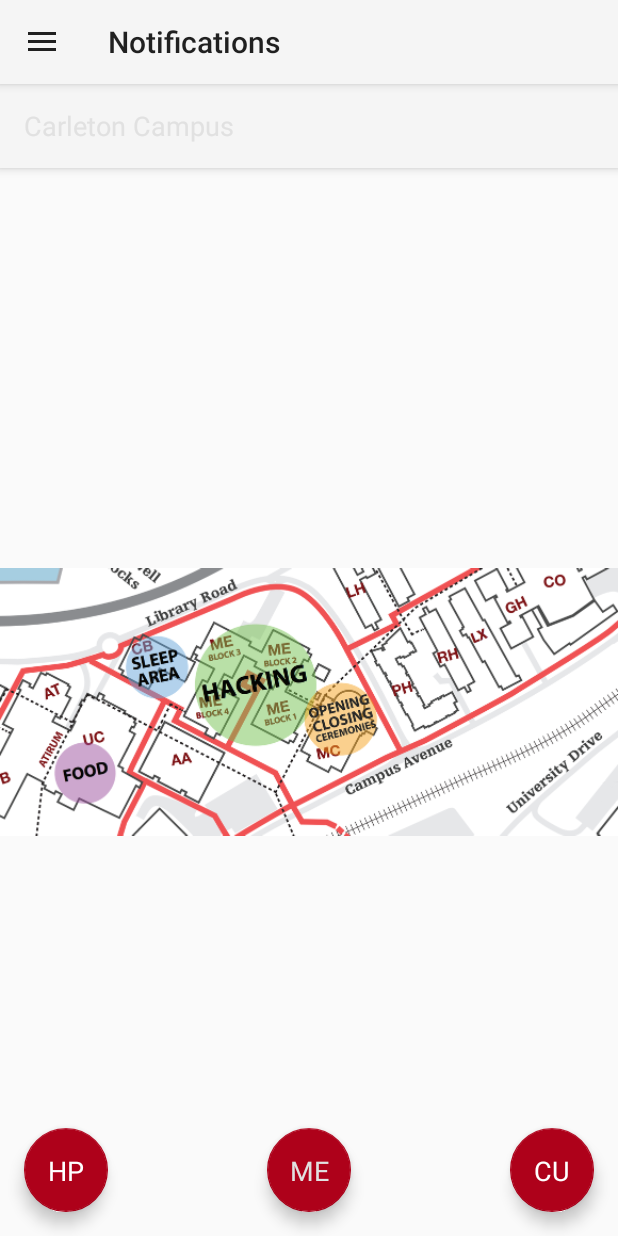
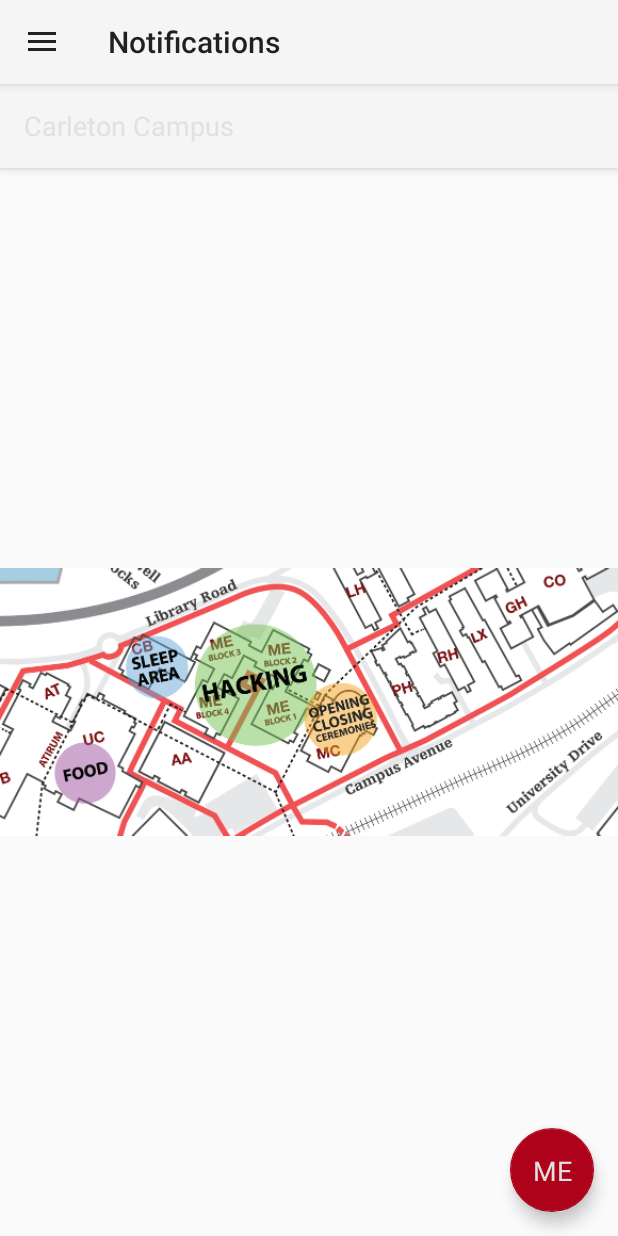
Before and after one commit to cuhacking/CUHackingApp, an Android app: the fragment MapFragment placed in its activity, after a tap on an icon or button, on a phone screen of 412 x 824 dp. Run offline under Robolectric (Android 15) with nearby library versions, the phone set to English and light mode, and no system bars; our stand-ins replace Volley; network calls fail; 1 statement that could not run was skipped; 2 other taps on this screen came first.

Commit message:
Removed HP button and changed button layout

```diff
--- a/App/app/src/main/java/ca/carleton/three_thousand_chore/comp3004/fragments/MapFragment.java
+++ b/App/app/src/main/java/ca/carleton/three_thousand_chore/comp3004/fragments/MapFragment.java
@@ -23,6 +23,7 @@
     FloatingActionButton me3;
     FloatingActionButton me4;
     FloatingActionButton cu;
+    TextView cuText;
     TextView me3Text;
     TextView me4Text;
     TextView toolbarText;
@@ -42,9 +43,20 @@
         me4 = v.findViewById(R.id.fabMeFloor4);
         cu = v.findViewById(R.id.fabCU);
         map = v.findViewById(R.id.map_image);
+        cuText = v.findViewById(R.id.cuText);
         me3Text = v.findViewById(R.id.meFloor3Text);
         me4Text = v.findViewById(R.id.meFloor4Text);
         toolbarText = v.findViewById(R.id.toolbarText);
+
+        cu.setOnClickListener(new View.OnClickListener() {
+            @Override
+            public void onClick(View view) {
+                cu.hide();
+                cuText.setVisibility(View.INVISIBLE);
+                map.setImageResource(R.mipmap.exterior_map);
+                toolbarText.setText("Carleton Campus");
+            }
+        });
 
         me.setOnClickListener(new View.OnClickListener() {
             @Override
@@ -61,7 +73,6 @@
                     me3Text.setVisibility(View.VISIBLE);
                     me4Text.setVisibility(View.VISIBLE);
                 }
-
             }
         });
 
@@ -71,6 +82,8 @@
                 map.setImageResource(R.mipmap.me4);
                 me3.hide();
                 me4.hide();
+                cu.show();
+                cuText.setVisibility(View.VISIBLE);
                 me3Text.setVisibility(View.INVISIBLE);
                 me4Text.setVisibility(View.INVISIBLE);
                 toolbarText.setText("Mackenzie 4th Floor");
@@ -83,18 +96,11 @@
                 map.setImageResource(R.mipmap.me3);
                 me3.hide();
                 me4.hide();
+                cu.show();
+                cuText.setVisibility(View.VISIBLE);
                 me3Text.setVisibility(View.INVISIBLE);
                 me4Text.setVisibility(View.INVISIBLE);
                 toolbarText.setText("Mackenzie 3rd Floor");
-            }
-        });
-
-        cu.setOnClickListener(new View.OnClickListener() {
-            @Override
-            public void onClick(View view) {
-                map.setImageResource(R.mipmap.exterior_map);
-                toolbarText.setText("Carleton Campus");
-
             }
         });
 
--- a/App/app/src/main/res/layout/activity_map.xml
+++ b/App/app/src/main/res/layout/activity_map.xml
@@ -36,46 +36,11 @@
     <include layout="@layout/content_map"
         android:id="@+id/include2" />
 
-
-    <android.support.design.widget.FloatingActionButton
-        android:id="@+id/fabCU"
-        android:layout_width="wrap_content"
-        android:layout_height="wrap_content"
-        android:layout_gravity="bottom|end"
-        android:layout_margin="@dimen/fab_margin"
-        app:backgroundTint="@color/colorPrimary" />
-
-    <TextView android:layout_height="wrap_content"
-        android:layout_width="wrap_content"
-        android:text="CU"
-        android:elevation="6dp"
-        android:textSize="18dp"
-        android:textColor="#fff"
-        app:layout_anchor="@id/fabCU"
-        app:layout_anchorGravity="center"/>
-
-    <android.support.design.widget.FloatingActionButton
-        android:id="@+id/fab2"
-        android:layout_width="wrap_content"
-        android:layout_height="wrap_content"
-        android:layout_gravity="bottom|left"
-        app:backgroundTint="@color/colorPrimary"
-        android:layout_margin="@dimen/fab_margin" />
-
-    <TextView android:layout_height="wrap_content"
-        android:layout_width="wrap_content"
-        android:text="HP"
-        android:elevation="6dp"
-        android:textSize="18dp"
-        android:textColor="#fff"
-        app:layout_anchor="@id/fab2"
-        app:layout_anchorGravity="center"/>
-
     <android.support.design.widget.FloatingActionButton
         android:id="@+id/fabME"
         android:layout_width="wrap_content"
         android:layout_height="wrap_content"
-        android:layout_gravity="bottom|center"
+        android:layout_gravity="bottom|end"
         app:backgroundTint="@color/colorPrimary"
         android:layout_margin="@dimen/fab_margin"/>
 
@@ -92,13 +57,13 @@
         android:id="@+id/fabMeFloor4"
         android:layout_width="wrap_content"
         android:layout_height="wrap_content"
-        android:layout_gravity="top|center"
+        android:layout_gravity="left|center"
         android:adjustViewBounds="false"
         android:visibility="invisible"
         app:backgroundTint="@color/colorPrimaryDark"
         app:fabSize="mini"
         app:layout_anchor="@id/fabME"
-        app:layout_anchorGravity="top|center" />
+        app:layout_anchorGravity="left|center" />
 
     <TextView android:layout_height="wrap_content"
         android:id="@+id/meFloor4Text"
@@ -115,12 +80,12 @@
         android:id="@+id/fabMeFloor3"
         android:layout_width="wrap_content"
         android:layout_height="wrap_content"
-        android:layout_gravity="top|center"
+        android:layout_gravity="left|center"
         android:visibility="invisible"
         app:backgroundTint="@color/colorPrimaryDark"
         app:fabSize="mini"
         app:layout_anchor="@id/fabMeFloor4"
-        app:layout_anchorGravity="top|center" />
+        app:layout_anchorGravity="left|center" />
 
     <TextView
         android:id="@+id/meFloor3Text"
@@ -134,4 +99,37 @@
         app:layout_anchor="@+id/fabMeFloor3"
         app:layout_anchorGravity="center"/>
 
+    <android.support.design.widget.FloatingActionButton
+        android:id="@+id/fab"
+        android:layout_width="wrap_content"
+        android:layout_height="wrap_content"
+        app:layout_anchor="@id/fabME"
+        android:visibility="invisible"
+        android:paddingTop="10dp"
+        android:paddingBottom="10dp"
+        app:layout_anchorGravity="center|top" />
+
+    <android.support.design.widget.FloatingActionButton
+        android:id="@+id/fabCU"
+        android:layout_width="wrap_content"
+        android:layout_height="wrap_content"
+        app:layout_anchor="@id/fab"
+        app:layout_anchorGravity="center|top"
+        android:visibility="invisible"
+        android:layout_margin="@dimen/fab_margin"
+        app:backgroundTint="@color/colorPrimary" />
+
+    <TextView android:layout_height="wrap_content"
+        android:layout_width="wrap_content"
+        android:id="@+id/cuText"
+        android:text="CU"
+        android:elevation="6dp"
+        android:textSize="18dp"
+        android:visibility="invisible"
+        android:textColor="#fff"
+        app:layout_anchor="@id/fabCU"
+        app:layout_anchorGravity="center"/>
+
+
+
 </android.support.design.widget.CoordinatorLayout>
--- a/App/app/src/main/res/layout/content_map.xml
+++ b/App/app/src/main/res/layout/content_map.xml
@@ -14,5 +14,5 @@
         android:layout_width="match_parent"
         android:layout_height="match_parent"
         android:contentDescription="@string/map_of_carleton"
-        android:src="@drawable/mapofcarleton" />
+        android:src="@mipmap/exterior_map" />
 </LinearLayout>
```
